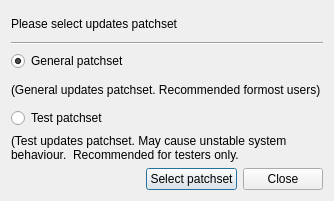
The window that src-qt4/pc-updatecenter/dialogs/patchsetdialog.ui (trueos/pcbsd) describes before a commit, drawn with Qt 5.
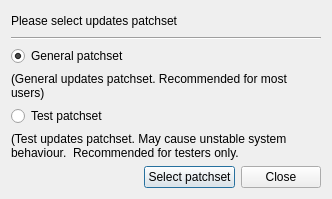
The same window after the commit.

What changed in the file:
```diff
--- a/src-qt4/pc-updatecenter/dialogs/patchsetdialog.ui
+++ b/src-qt4/pc-updatecenter/dialogs/patchsetdialog.ui
@@ -6,8 +6,8 @@
    <rect>
     <x>0</x>
     <y>0</y>
-    <width>334</width>
-    <height>201</height>
+    <width>332</width>
+    <height>199</height>
    </rect>
   </property>
   <property name="windowTitle">
@@ -41,7 +41,7 @@
    <item>
     <widget class="QLabel" name="label_2">
      <property name="text">
-      <string>(General updates patchset. Recommended formost users)</string>
+      <string>(General updates patchset. Recommended for most users)</string>
      </property>
      <property name="wordWrap">
       <bool>true</bool>
```
